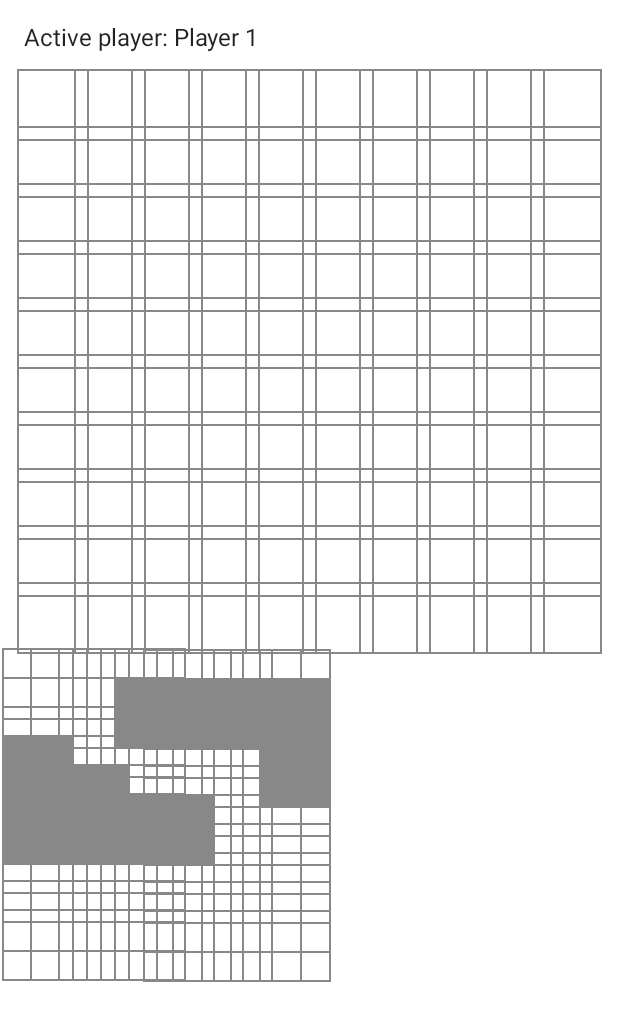
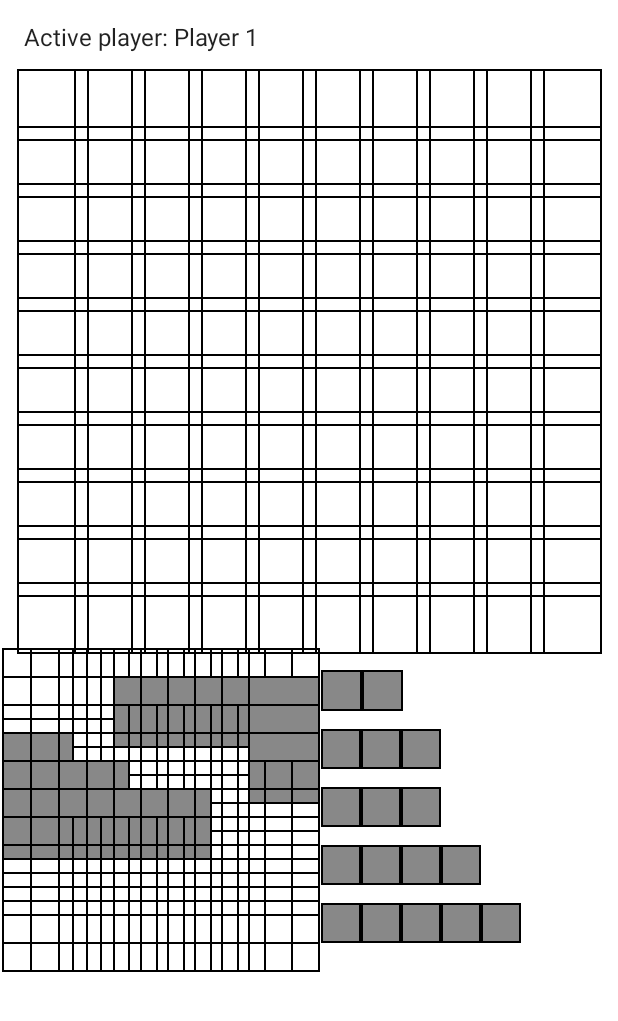
Before and after one commit to dleonett/Battleship, an Android app built with Jetpack Compose: the screen it shows after launch (GameActivity), on a phone screen of 412 x 824 dp. Shown: the top 1021 px of the screen. Run offline under Robolectric (Android 15) with nearby library versions, the phone set to English and light mode, and no system bars.

Commit message:
Improve game logic.

```diff
--- a/app/src/main/java/com/leonett/battleship/ui/compose/game/GameScreen.kt
+++ b/app/src/main/java/com/leonett/battleship/ui/compose/game/GameScreen.kt
@@ -8,7 +8,7 @@ import androidx.compose.material.Icon
 import androidx.compose.material.IconButton
 import androidx.compose.material.Text
 import androidx.compose.material.icons.Icons
-import androidx.compose.material.icons.filled.*
+import androidx.compose.material.icons.filled.Circle
 import androidx.compose.material.icons.outlined.Circle
 import androidx.compose.runtime.*
 import androidx.compose.ui.Modifier
@@ -62,7 +62,14 @@ fun GameScreen(
                     Box(modifier = Modifier.weight(1f)) {
                         PlayerBoard(game)
                     }
-                    Box(modifier = Modifier.weight(1f))
+                    Spacer(modifier = Modifier.width(16.dp))
+                    Box(
+                        modifier = Modifier
+                            .weight(1f)
+                            .aspectRatio(1f)
+                    ) {
+                        PlayerShips(game)
+                    }
                 }
             }
         }
@@ -85,7 +92,7 @@ fun OpponentBoard(game: Game, onTileClick: ((x: Int, y: Int) -> Unit)? = null) {
                         modifier = Modifier
                             .weight(1f)
                             .aspectRatio(1f)
-                            .border(1.dp, Color.Gray),
+                            .border(1.dp, Color.Black),
                         enabled = !isDiscovered.value,
                         onClick = {
                             onTileClick?.invoke(x, y)
@@ -128,7 +135,7 @@ fun PlayerBoard(game: Game) {
                             .weight(1f)
                             .aspectRatio(1f)
                             .background(if (ship.value !is Ship.None) Color.Gray else Color.Transparent)
-                            .border(1.dp, Color.Gray),
+                            .border(1.dp, Color.Black),
                         enabled = false,
                         onClick = { }
                     ) {
@@ -152,6 +159,32 @@ fun PlayerBoard(game: Game) {
 }
 
 @Composable
+fun PlayerShips(game: Game) {
+    Column(modifier = Modifier.fillMaxSize()) {
+        game.playerBoard.ships.forEachIndexed { index, item ->
+            Row(
+                modifier = Modifier
+                    .fillMaxWidth()
+                    .weight(1f)
+            ) {
+                item.tiles.forEach {
+                    Spacer(
+                        modifier = Modifier
+                            .fillMaxHeight()
+                            .aspectRatio(1f)
+                            .background(if (game.playerBoard.tiles[it.first][it.second].discovered) Color.Red else Color.Gray)
+                            .border(1.dp, Color.Black)
+                    )
+                }
+            }
+            if (index < game.playerBoard.ships.size - 1) {
+                Spacer(modifier = Modifier.height(12.dp))
+            }
+        }
+    }
+}
+
+@Composable
 fun GameScreenContainer(
     viewModel: GameViewModel,
     onCellClick: ((x: Int, y: Int) -> Unit)? = null,
```
